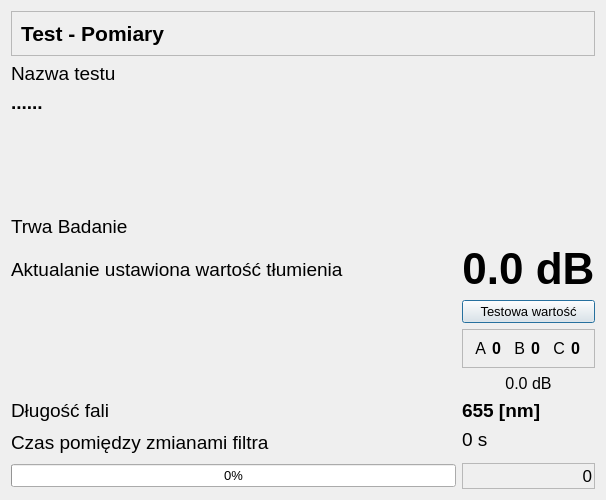
wiacekmarcin/CzujkiLiniowe, file CzujkiLinioweApp/oknobadaniatlumienia.ui: the form before one commit.
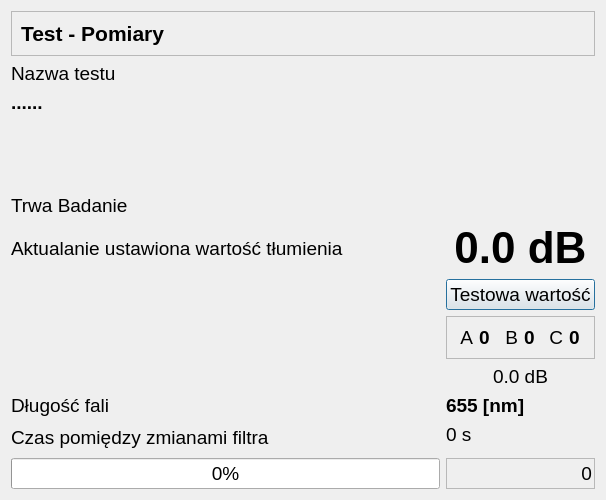
The form after the commit.

```diff
--- a/CzujkiLinioweApp/oknobadaniatlumienia.ui
+++ b/CzujkiLinioweApp/oknobadaniatlumienia.ui
@@ -25,7 +25,7 @@
   <property name="font">
    <font>
     <family>Arial</family>
-    <pointsize>10</pointsize>
+    <pointsize>14</pointsize>
    </font>
   </property>
   <property name="windowTitle">
@@ -113,7 +113,7 @@
         <property name="font">
          <font>
           <family>Arial</family>
-          <pointsize>13</pointsize>
+          <pointsize>14</pointsize>
          </font>
         </property>
         <property name="frameShadow">
@@ -184,7 +184,7 @@
         <property name="font">
          <font>
           <family>Arial</family>
-          <pointsize>12</pointsize>
+          <pointsize>14</pointsize>
          </font>
         </property>
         <property name="text">
@@ -200,7 +200,7 @@
         <property name="font">
          <font>
           <family>Arial</family>
-          <pointsize>12</pointsize>
+          <pointsize>14</pointsize>
           <bold>true</bold>
          </font>
         </property>
@@ -214,7 +214,7 @@
         <property name="font">
          <font>
           <family>Arial</family>
-          <pointsize>12</pointsize>
+          <pointsize>14</pointsize>
          </font>
         </property>
         <property name="text">
@@ -230,7 +230,7 @@
         <property name="font">
          <font>
           <family>Arial</family>
-          <pointsize>12</pointsize>
+          <pointsize>14</pointsize>
           <bold>true</bold>
          </font>
         </property>
@@ -244,7 +244,7 @@
         <property name="font">
          <font>
           <family>Arial</family>
-          <pointsize>12</pointsize>
+          <pointsize>14</pointsize>
          </font>
         </property>
         <property name="text">
@@ -260,7 +260,7 @@
         <property name="font">
          <font>
           <family>Arial</family>
-          <pointsize>12</pointsize>
+          <pointsize>14</pointsize>
           <bold>true</bold>
          </font>
         </property>
@@ -367,7 +367,7 @@
      <property name="font">
       <font>
        <family>Arial</family>
-       <pointsize>12</pointsize>
+       <pointsize>14</pointsize>
       </font>
      </property>
      <property name="text">
```
